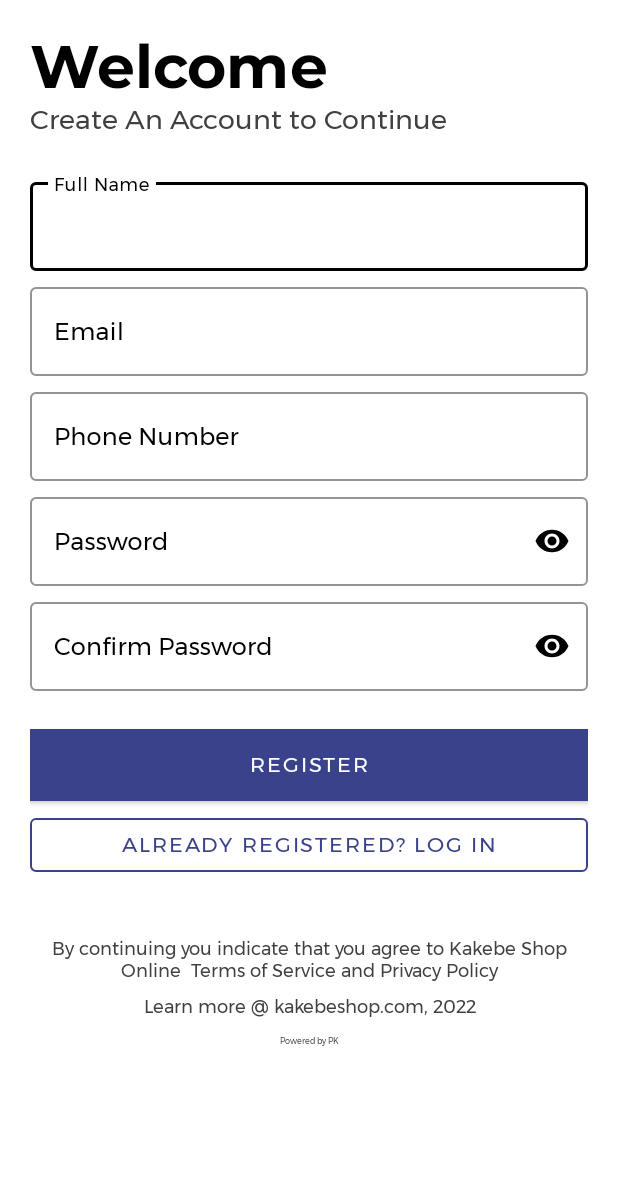
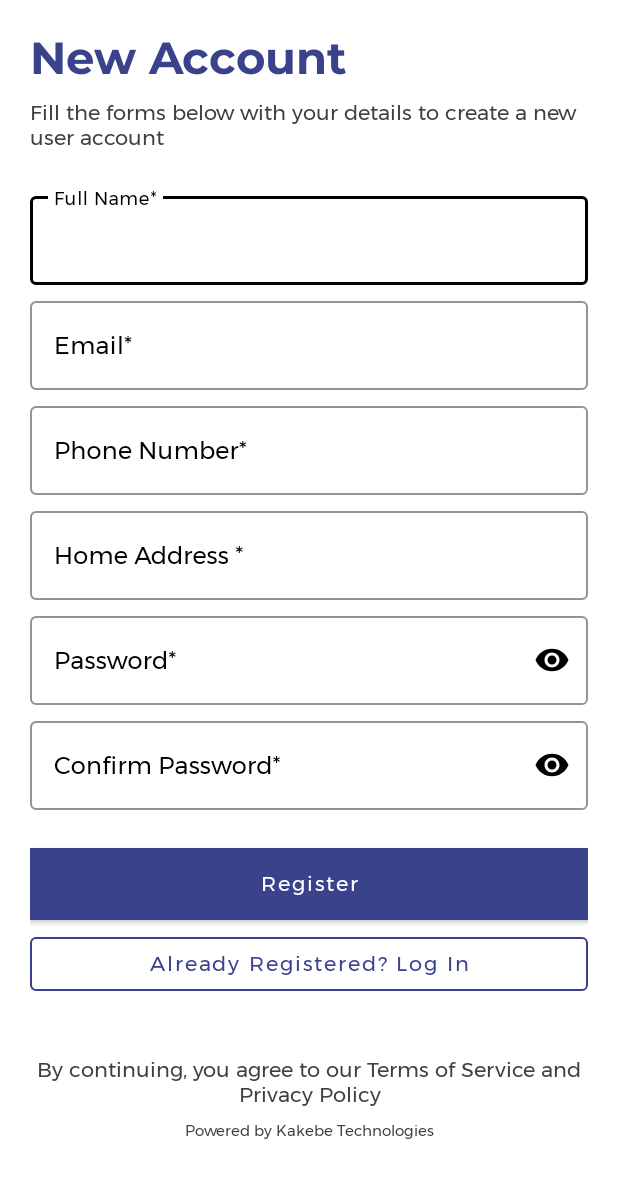
Before and after one commit to patrickhamzaokello/ProjectWCDLIRA, an Android app: the RegisterMaterial screen opened directly, with no data from a screen before it, on a phone screen of 412 x 824 dp. Shown: the top 1178 px of the screen. Run offline under Robolectric (Android 15) with nearby library versions, the phone set to English and light mode, and no system bars; libraries missing offline, so code that uses them is left out: cn.pedant.

```diff
--- a/app/src/main/AndroidManifest.xml
+++ b/app/src/main/AndroidManifest.xml
@@ -19,6 +19,12 @@
         android:theme="@style/Theme.ZodongoFoods"
         android:usesCleartextTraffic="true"
         tools:replace="android:icon">
+        <activity
+            android:name=".CreateNewPassword"
+            android:exported="false" />
+        <activity
+            android:name=".ForgotPassword"
+            android:exported="false" />
         <activity
             android:name=".WelcomeChurch"
             android:exported="false" />
--- a/app/src/main/java/com/pkasemer/worshipcenterdowntown/RegisterMaterial.java
+++ b/app/src/main/java/com/pkasemer/worshipcenterdowntown/RegisterMaterial.java
@@ -1,5 +1,6 @@
 package com.pkasemer.worshipcenterdowntown;
 
+import android.app.DatePickerDialog;
 import android.content.Intent;
 import android.os.AsyncTask;
 import android.os.Bundle;
@@ -16,6 +17,7 @@ import android.widget.Toast;
 import androidx.appcompat.app.ActionBar;
 import androidx.appcompat.app.AppCompatActivity;
 
+import com.google.android.material.datepicker.MaterialDatePicker;
 import com.google.android.material.textfield.TextInputEditText;
 import com.google.android.material.textfield.TextInputLayout;
 import com.pkasemer.worshipcenterdowntown.HelperClasses.SharedPrefManager;
@@ -26,6 +28,9 @@ import com.pkasemer.worshipcenterdowntown.Models.User;
 import org.json.JSONException;
 import org.json.JSONObject;
 
+import java.text.DateFormat;
+import java.text.SimpleDateFormat;
+import java.util.Calendar;
 import java.util.HashMap;
 
 import cn.pedant.SweetAlert.SweetAlertDialog;
@@ -37,7 +42,6 @@ public class RegisterMaterial extends AppCompatActivity {
     TextInputLayout username_layout, password_layout;
 
     TextInputEditText inputTextFullname, inputTextEmail, inputTextPhone, inputTextPassword, inputTextConfirmPassword;
-    RadioGroup radioGroupGender;
 
     @Override
     protected void onCreate(Bundle savedInstanceState) {
@@ -58,14 +62,12 @@ public class RegisterMaterial extends AppCompatActivity {
         }
 
 
-        //Hooks
 
         //Hooks
         callLogIN = findViewById(R.id.login_screen);
         register_btn = findViewById(R.id.register_btn);
         logoText = findViewById(R.id.register_welcomeback);
         sloganText = findViewById(R.id.register_subtext);
-
         username_layout = findViewById(R.id.login_username);
         password_layout = findViewById(R.id.login_password);
 
@@ -86,20 +88,8 @@ public class RegisterMaterial extends AppCompatActivity {
         callLogIN.setOnClickListener(new View.OnClickListener() {
             @Override
             public void onClick(View view) {
-                //if user pressed on login
-                //we will open the login screen
+
                 Intent intent = new Intent(RegisterMaterial.this, LoginMaterial.class);
-
-//                Pair[] pairs = new Pair[6];
-//                pairs[0] = new Pair<View, String>(logoText,"logo_text");
-//                pairs[1] = new Pair<View, String>(sloganText,"logo_desc");
-//                pairs[2] = new Pair<View, String>(username_layout,"username_input");
-//                pairs[3] = new Pair<View, String>(password_layout,"password_input");
-//                pairs[4] = new Pair<View, String>(register_btn,"account_button");
-//                pairs[5] = new Pair<View, String>(callLogIN,"account_change");
-//
-//                ActivityOptions options = ActivityOptions.makeSceneTransitionAnimation(RegisterMaterial.this, pairs);
-//                startActivity(intent, options.toBundle());
                 startActivity(intent);
             }
         });
@@ -115,10 +105,7 @@ public class RegisterMaterial extends AppCompatActivity {
         final String user_password = inputTextPassword.getText().toString().trim();
         final String confirm_password = inputTextConfirmPassword.getText().toString().trim();
 
-//        final String gender = ((RadioButton) findViewById(radioGroupGender.getCheckedRadioButtonId())).getText().toString();
 
-
-        //first we will do the validations
 
         if (TextUtils.isEmpty(full_name)) {
             inputTextFullname.setError("Enter Full Name");
@@ -263,4 +250,5 @@ public class RegisterMaterial extends AppCompatActivity {
                 .show();
     }
 
+
 }
--- a/app/src/main/java/com/pkasemer/worshipcenterdowntown/SplashActivity.java
+++ b/app/src/main/java/com/pkasemer/worshipcenterdowntown/SplashActivity.java
@@ -48,7 +48,7 @@ public class SplashActivity extends AppCompatActivity {
                 onboarding_sharedPreferences = getSharedPreferences("onBoardingScreen", MODE_PRIVATE);
                 boolean isFirstTime = onboarding_sharedPreferences.getBoolean("firstTime", true);
 
-                if(!isFirstTime){
+                if(isFirstTime){
 
                     SharedPreferences.Editor editor = onboarding_sharedPreferences.edit();
                     editor.putBoolean("firstTime", false);
--- a/app/src/main/res/layout/activity_register_material.xml
+++ b/app/src/main/res/layout/activity_register_material.xml
@@ -26,9 +26,9 @@
                 android:layout_height="wrap_content"
                 android:layout_marginTop="20dp"
                 android:fontFamily="@font/montserrat_bold"
-                android:text="Welcome"
-                android:textColor="#000"
-                android:textSize="40sp"
+                android:text="New Account"
+                android:textColor="@color/purple_500"
+                android:textSize="30sp"
                 android:includeFontPadding="false"
                 android:transitionName="logo_text"
 
@@ -41,8 +41,9 @@
                 android:fontFamily="@font/montserrat"
                 android:includeFontPadding="false"
                 android:textColor="@color/light_black"
-                android:text="Create An Account to Continue"
-                android:textSize="18sp"
+                android:text="Fill the forms below with your details to create a new user account"
+                android:textSize="14sp"
+                android:paddingTop="10dp"
                 android:transitionName="logo_desc" />
 
 
@@ -64,7 +65,7 @@
                     app:boxStrokeColor="@color/black"
                     app:boxStrokeErrorColor="@color/purple_500"
                     android:layout_marginTop="5dp"
-                    android:hint="Full Name">
+                    android:hint="Full Name*">
 
                     <com.google.android.material.textfield.TextInputEditText
                         android:id="@+id/inputTextFullname"
@@ -90,7 +91,7 @@
                     android:textColorHint="@color/black"
                     app:boxStrokeColor="@color/black"
                     app:boxStrokeErrorColor="@color/purple_500"
-                    android:hint="Email">
+                    android:hint="Email*">
 
                     <com.google.android.material.textfield.TextInputEditText
                         android:id="@+id/inputTextEmail"
@@ -112,7 +113,7 @@
                     android:textColorHint="@color/black"
                     app:boxStrokeColor="@color/black"
                     app:boxStrokeErrorColor="@color/purple_500"
-                    android:hint="Phone Number">
+                    android:hint="Phone Number*">
 
                     <com.google.android.material.textfield.TextInputEditText
                         android:id="@+id/inputTextPhone"
@@ -125,6 +126,35 @@
 
                 </com.google.android.material.textfield.TextInputLayout>
 
+                <com.google.android.material.textfield.TextInputLayout
+                android:id="@+id/login_user_home_address"
+                style="@style/Widget.MaterialComponents.TextInputLayout.OutlinedBox"
+                android:layout_width="match_parent"
+                android:layout_height="wrap_content"
+                android:layout_marginTop="5dp"
+                app:hintTextColor="@color/black"
+                android:textColorHint="@color/black"
+                app:boxStrokeColor="@color/black"
+                app:boxStrokeErrorColor="@color/purple_500"
+                android:hint="Home Address *">
+
+                <com.google.android.material.textfield.TextInputEditText
+                    android:id="@+id/inputTextHomeAddress"
+                    android:layout_width="match_parent"
+                    android:layout_height="wrap_content"
+                    android:textColor="@color/black"
+
+                    android:inputType="text" />
+
+
+            </com.google.android.material.textfield.TextInputLayout>
+
+
+
+
+
+
+
 
 
 
@@ -136,7 +166,7 @@
                     android:layout_width="match_parent"
                     android:layout_height="wrap_content"
                     android:layout_marginTop="5dp"
-                    android:hint="Password"
+                    android:hint="Password*"
                     app:hintTextColor="@color/black"
                     android:textColorHint="@color/black"
                     app:boxStrokeColor="@color/black"
@@ -164,7 +194,7 @@
                     android:layout_width="match_parent"
                     android:layout_height="wrap_content"
                     android:layout_marginVertical="5dp"
-                    android:hint="Confirm Password"
+                    android:hint="Confirm Password*"
                     android:transitionName="password_input"
                     app:hintTextColor="@color/black"
                     android:textColorHint="@color/black"
@@ -194,6 +224,7 @@
                     android:layout_marginBottom="5dp"
                     android:background="#000000"
                     android:text="Register"
+                    android:textAllCaps="false"
                     android:textColor="#fff"
                     android:transitionName="account_button"
 
@@ -209,6 +240,7 @@
                     android:transitionName="account_change"
                     android:text="Already Registered? Log In"
                     android:textColor="@color/purple_500"
+                    android:textAllCaps="false"
                     app:layout_constraintStart_toStartOf="parent"
                     app:strokeColor="@color/purple_500"
                     app:strokeWidth="1dp" />
@@ -222,9 +254,9 @@
                 android:layout_marginTop="15dp"
                 android:fontFamily="@font/montserrat"
                 android:gravity="center"
-                android:text="By continuing you indicate that you agree to Kakebe Shop Online  Terms of Service and Privacy Policy"
+                android:text="By continuing, you agree to our Terms of Service and Privacy Policy"
                 android:textColor="@color/light_black"
-                android:textSize="12dp" />
+                android:textSize="14dp" />
 
             <TextView
                 android:layout_width="match_parent"
@@ -232,21 +264,12 @@
                 android:layout_marginTop="5dp"
                 android:fontFamily="@font/montserrat"
                 android:gravity="center"
-                android:text="Learn more @ kakebeshop.com, 2022"
+                android:text="Powered by Kakebe Technologies"
                 android:textColor="@color/light_black"
-                android:textSize="12dp" />
+                android:paddingBottom="20dp"
+                android:textSize="10dp" />
 
-            <TextView
-                android:layout_marginTop="10dp"
-                android:layout_width="match_parent"
-                android:layout_height="wrap_content"
-                android:layout_marginBottom="20dp"
-                android:textColor="@color/light_black"
-                android:textSize="5dp"
-                android:gravity="center"
-                android:fontFamily="@font/montserrat"
-                android:text="Powered by PK"
-                />
+
 
         </LinearLayout>
 
--- a/app/src/main/res/layout/activity_welcome_church.xml
+++ b/app/src/main/res/layout/activity_welcome_church.xml
@@ -75,7 +75,7 @@
         app:layout_constraintStart_toStartOf="parent"
         app:strokeColor="@color/white"
         android:textAllCaps="false"
-        android:paddingVertical="18dp"
+        android:paddingVertical="12dp"
         android:backgroundTint="@color/white"
         app:layout_constraintBottom_toTopOf="@+id/w_login_screen"
         app:strokeWidth="1dp" />
```
Also changed, not shown: app/src/main/java/com/pkasemer/worshipcenterdowntown/CreateNewPassword.java (added, +36 -0 lines), app/src/main/java/com/pkasemer/worshipcenterdowntown/DatePicker.java (added, +24 -0 lines), app/src/main/java/com/pkasemer/worshipcenterdowntown/ForgotPassword.java (added, +43 -0 lines), app/src/main/java/com/pkasemer/worshipcenterdowntown/LoginMaterial.java (+9 -13 lines), app/src/main/res/layout/activity_create_new_password.xml (added, +154 -0 lines), app/src/main/res/layout/activity_forgot_password.xml (added, +131 -0 lines), app/src/main/res/layout/activity_login_material.xml (+30 -27 lines), app/src/main/res/font/roboto_light.ttf (added), app/src/main/res/font/roboto_medium.ttf (added), app/src/main/res/font/roboto_regular.ttf (added).
